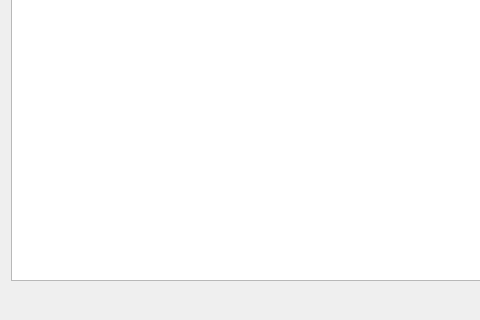
Old version of the form ui/peerwindow.ui in the repository HelioCode/HelioSync; both pictures show x 0 to 480 and y 132 to 452 of the 623 by 452 pixel window.
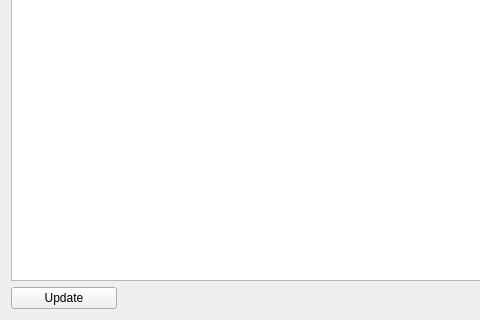
New version of the form.

Commit message: The peer-list now autoupdates itself. Added a update button to the peer-window.

Diff of the .ui file:
```diff
--- a/ui/peerwindow.ui
+++ b/ui/peerwindow.ui
@@ -74,6 +74,26 @@
       </property>
      </spacer>
     </item>
+    <item row="2" column="0">
+     <widget class="QPushButton" name="pbUpdate">
+      <property name="text">
+       <string>Update</string>
+      </property>
+     </widget>
+    </item>
+    <item row="2" column="1">
+     <spacer name="horizontalSpacer_2">
+      <property name="orientation">
+       <enum>Qt::Horizontal</enum>
+      </property>
+      <property name="sizeHint" stdset="0">
+       <size>
+        <width>40</width>
+        <height>20</height>
+       </size>
+      </property>
+     </spacer>
+    </item>
    </layout>
   </widget>
   <widget class="QMenuBar" name="menuBar">
```
The commit also changes 6 other files.
